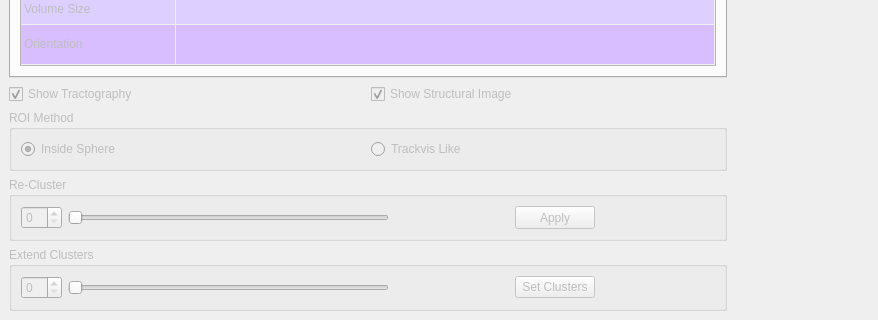
FBK-NILab/tractome, file mainwindow.ui: the form before one commit; both pictures show x 0 to 878 and y 419 to 739 of the 1460 by 739 pixel window.
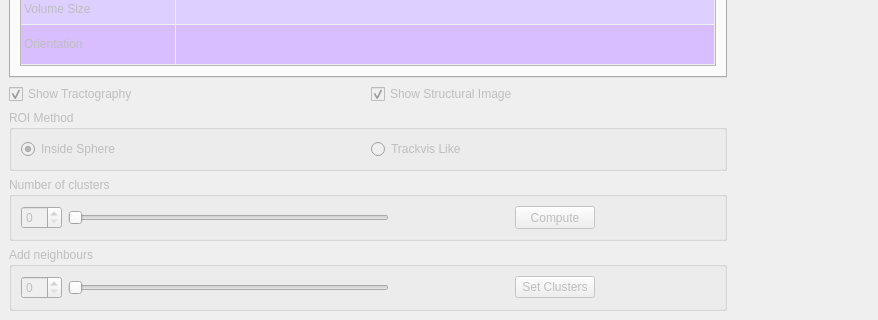
The form after the commit.

Commit message: Streamlines view is kept when number of neighbours is set to 0 by the user.

The edit to the form file:
```diff
--- a/mainwindow.ui
+++ b/mainwindow.ui
@@ -677,7 +677,7 @@
            </sizepolicy>
           </property>
           <property name="title">
-           <string>Re-Cluster</string>
+           <string>Number of clusters</string>
           </property>
           <layout class="QHBoxLayout" name="horizontalLayout_32">
            <item>
@@ -741,7 +741,7 @@
                   </sizepolicy>
                  </property>
                  <property name="text">
-                  <string>Apply</string>
+                  <string>Compute</string>
                  </property>
                 </widget>
                </item>
@@ -771,7 +771,7 @@
            <bool>false</bool>
           </property>
           <property name="title">
-           <string>Extend Clusters</string>
+           <string>Add neighbours</string>
           </property>
           <layout class="QHBoxLayout" name="horizontalLayout_12">
            <item>
```
Left out of the diff: 4 changed lines with no effect on the pictures. The commit also changes 3 other files.
